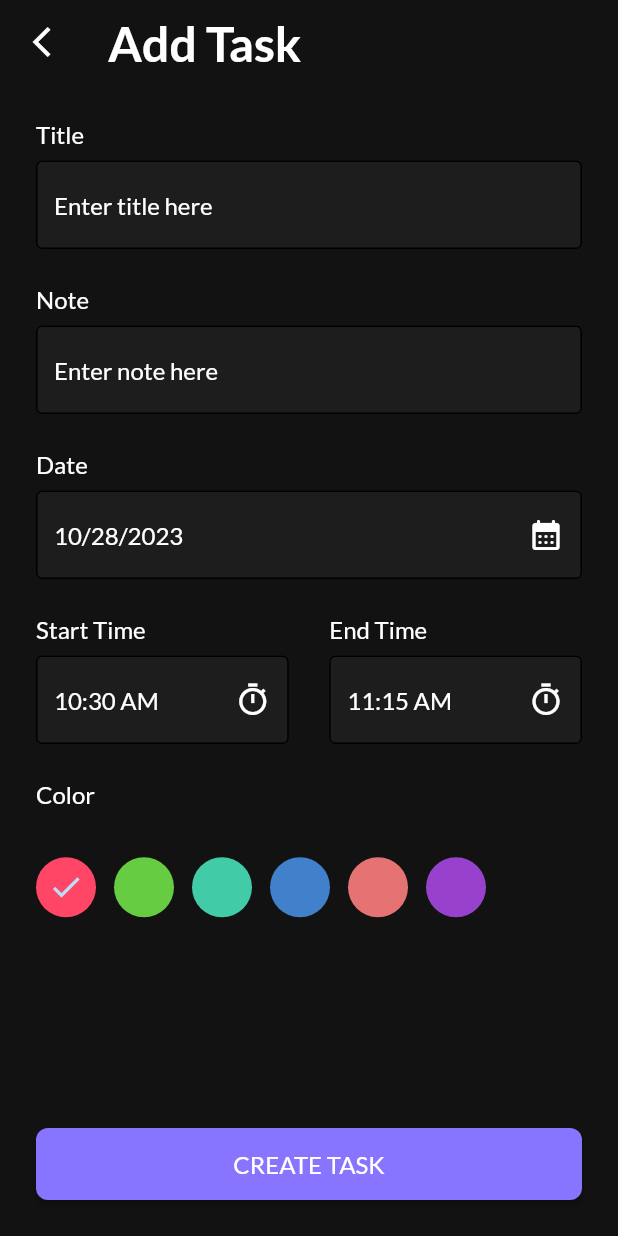
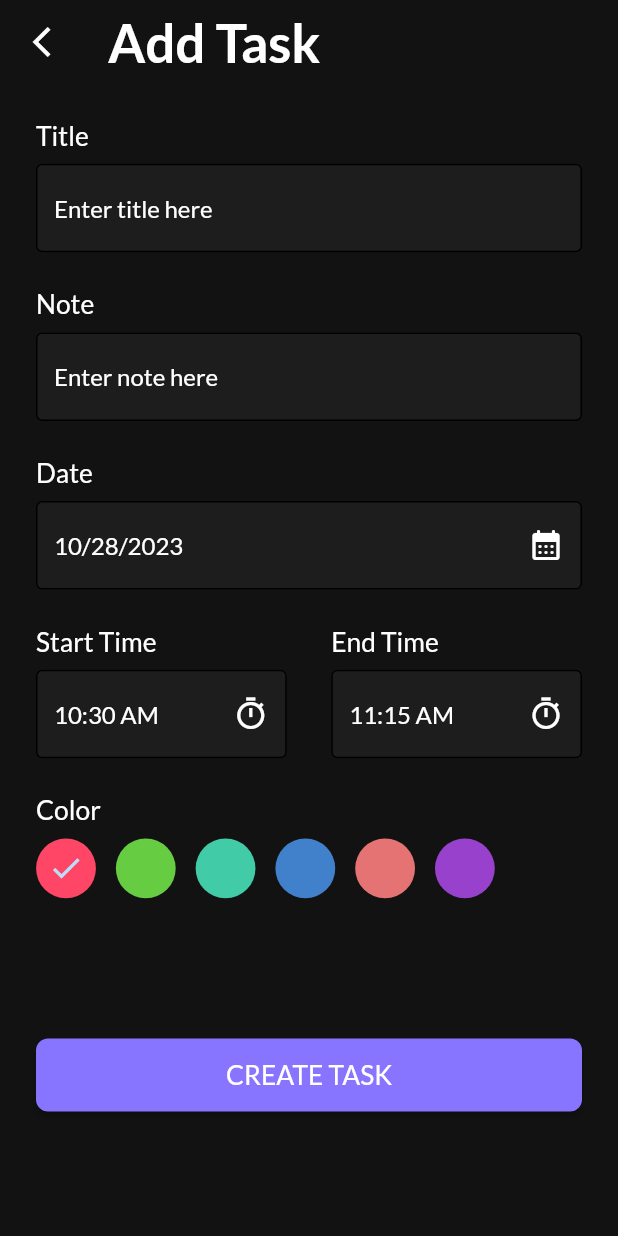
Before and after one commit to MohamedEssam-900009/to_do_app, a Flutter app: the HomeScreen screen opened directly, after a tap on the "add" icon, on a phone screen of 412 x 824 dp. Run offline on Flutter 3.47's test engine with Material 2 defaults, Android fonts, the phone set to English and light mode, and no system bars; our stand-ins replace date_picker_timeline, flutter_screenutil, get_it, google_fonts, shared_preferences, smooth_page_indicator; accounts and stored records are empty.

Commit message:
Fix Overflow and Make Design Responsive

```diff
--- a/lib/app/app.dart
+++ b/lib/app/app.dart
@@ -1,4 +1,5 @@
 import 'package:flutter/material.dart';
+import 'package:flutter_screenutil/flutter_screenutil.dart';
 import 'package:to_do_app/core/theme/theme.dart';
 import 'package:to_do_app/core/utils/app_strings.dart';
 import 'package:to_do_app/features/auth/presentation/screens/splash_screen/splash_screen.dart';
@@ -8,6 +9,9 @@ class MyApp extends StatelessWidget {
 
   @override
   Widget build(BuildContext context) {
+    return ScreenUtilInit(
+      designSize: const Size(375.0, 812.0),
+      builder: (context, child) {
         return MaterialApp(
           debugShowCheckedModeBanner: false,
           theme: getAppTheme(),
@@ -16,5 +20,7 @@ class MyApp extends StatelessWidget {
           title: AppStrings.appName,
           home: const SplashScreen(),
         );
+      },
+    );
   }
 }
--- a/lib/features/auth/presentation/screens/splash_screen/splash_screen.dart
+++ b/lib/features/auth/presentation/screens/splash_screen/splash_screen.dart
@@ -1,4 +1,5 @@
 import 'package:flutter/material.dart';
+import 'package:flutter_screenutil/flutter_screenutil.dart';
 import 'package:to_do_app/core/database/cache_helper.dart';
 import 'package:to_do_app/core/services/service_locator.dart';
 import 'package:to_do_app/core/utils/app_strings.dart';
@@ -43,13 +44,13 @@ class _SplashScreenState extends State<SplashScreen> {
           mainAxisAlignment: MainAxisAlignment.center,
           children: [
             Image.asset(AppAssets.logo),
-            const SizedBox(height: 24.0),
+             SizedBox(height: 24.0.h),
             Text(
               AppStrings.appName,
               style: Theme.of(context)
                   .textTheme
                   .displayLarge!
-                  .copyWith(fontSize: 40.0),
+                  .copyWith(fontSize: 40.0.sp),
             ),
           ],
         ),
--- a/lib/features/task/components/add_task_component.dart
+++ b/lib/features/task/components/add_task_component.dart
@@ -1,4 +1,5 @@
 import 'package:flutter/material.dart';
+import 'package:flutter_screenutil/flutter_screenutil.dart';
 
 class AddTaskComponent extends StatelessWidget {
   const AddTaskComponent({
@@ -25,14 +26,13 @@ class AddTaskComponent extends StatelessWidget {
           title,
           style: Theme.of(context).textTheme.displayMedium,
         ),
-        const SizedBox(height: 8.0),
+        SizedBox(height: 8.0.h),
         TextFormField(
           readOnly: readOnly,
           controller: controller,
           decoration: InputDecoration(
             hintText: hintText,
             suffixIcon: suffixIcon,
-
           ),
         ),
       ],
--- a/lib/features/task/presentation/screens/add_task_screen/add_task_screen.dart
+++ b/lib/features/task/presentation/screens/add_task_screen/add_task_screen.dart
@@ -1,4 +1,5 @@
 import 'package:flutter/material.dart';
+import 'package:flutter_screenutil/flutter_screenutil.dart';
 import 'package:intl/intl.dart';
 import 'package:to_do_app/core/utils/app_colors.dart';
 import 'package:to_do_app/core/utils/app_strings.dart';
@@ -40,9 +41,10 @@ class _AddTaskScreenState extends State<AddTaskScreen> {
           style: Theme.of(context).textTheme.displayLarge,
         ),
       ),
-      body: Padding(
+      body: Form(
+        child: SingleChildScrollView(
+          child: Padding(
             padding: const EdgeInsets.all(24.0),
-        child: Form(
             child: Column(
               crossAxisAlignment: CrossAxisAlignment.start,
               children: [
@@ -52,14 +54,14 @@ class _AddTaskScreenState extends State<AddTaskScreen> {
                   hintText: AppStrings.titleHint,
                   controller: titleController,
                 ),
-              const SizedBox(height: 24.0),
+                SizedBox(height: 24.0.h),
                 //! Note
                 AddTaskComponent(
                   title: AppStrings.note,
                   hintText: AppStrings.noteHint,
                   controller: noteController,
                 ),
-              const SizedBox(height: 24.0),
+                SizedBox(height: 24.0.h),
                 //! Date
                 AddTaskComponent(
                   title: AppStrings.date,
@@ -90,7 +92,7 @@ class _AddTaskScreenState extends State<AddTaskScreen> {
                     ),
                   ),
                 ),
-              const SizedBox(height: 24.0),
+                SizedBox(height: 24.0.h),
                 //! Start Time
                 Row(
                   children: [
@@ -120,7 +122,7 @@ class _AddTaskScreenState extends State<AddTaskScreen> {
                         ),
                       ),
                     ),
-                  const SizedBox(width: 27.0),
+                    SizedBox(width: 27.0.w),
                     //! End Time
                     Expanded(
                       child: AddTaskComponent(
@@ -151,8 +153,9 @@ class _AddTaskScreenState extends State<AddTaskScreen> {
                   ],
                 ),
                 //! Color
-              const SizedBox(height: 24.0),
-              Expanded(
+                SizedBox(height: 24.0.h),
+                SizedBox(
+                  height: 68.0.h,
                   child: Column(
                     crossAxisAlignment: CrossAxisAlignment.start,
                     children: [
@@ -161,13 +164,13 @@ class _AddTaskScreenState extends State<AddTaskScreen> {
                         AppStrings.color,
                         style: Theme.of(context).textTheme.displayMedium,
                       ),
-                    const SizedBox(height: 8.0),
+                      SizedBox(height: 8.0.h),
                       Expanded(
                         child: ListView.separated(
                           scrollDirection: Axis.horizontal,
                           itemCount: 6,
                           separatorBuilder: (context, index) =>
-                            const SizedBox(width: 12.0),
+                              SizedBox(width: 12.0.w),
                           itemBuilder: (context, index) {
                             Color getColor(index) {
                               switch (index) {
@@ -208,9 +211,9 @@ class _AddTaskScreenState extends State<AddTaskScreen> {
                   ),
                 ),
                 //! Add Task Button
-              const Spacer(),
+                SizedBox(height: 92.0.h),
                 SizedBox(
-                height: 48.0,
+                  height: 48.0.h,
                   width: double.infinity,
                   child: CustomButton(
                     text: AppStrings.createTask,
@@ -221,6 +224,7 @@ class _AddTaskScreenState extends State<AddTaskScreen> {
             ),
           ),
         ),
+      ),
     );
   }
 }
--- a/lib/features/task/presentation/screens/home_screen/home_screen.dart
+++ b/lib/features/task/presentation/screens/home_screen/home_screen.dart
@@ -1,5 +1,6 @@
 import 'package:date_picker_timeline/date_picker_timeline.dart';
 import 'package:flutter/material.dart';
+import 'package:flutter_screenutil/flutter_screenutil.dart';
 import 'package:intl/intl.dart';
 import 'package:to_do_app/core/commons/commons.dart';
 import 'package:to_do_app/core/utils/app_assets.dart';
@@ -18,7 +19,7 @@ class HomeScreen extends StatelessWidget {
       child: Scaffold(
         floatingActionButton: FloatingActionButton(
           onPressed: () {
-            navigateTo(context: context, screen: AddTaskScreen());
+            navigateTo(context: context, screen: const AddTaskScreen());
           },
           backgroundColor: AppColors.primary,
           child: const Icon(Icons.add),
@@ -33,17 +34,15 @@ class HomeScreen extends StatelessWidget {
                 style: Theme.of(context)
                     .textTheme
                     .displayLarge!
-                    .copyWith(fontSize: 24.0),
+                    .copyWith(fontSize: 24.0.sp),
               ),
-              const SizedBox(
-                height: 12.0,
-              ),
+              SizedBox(height: 12.0.h),
               Text(
                 AppStrings.today,
                 style: Theme.of(context)
                     .textTheme
                     .displayLarge!
-                    .copyWith(fontSize: 24.0),
+                    .copyWith(fontSize: 24.0.sp),
               ),
               Column(
                 mainAxisAlignment: MainAxisAlignment.center,
@@ -61,7 +60,7 @@ class HomeScreen extends StatelessWidget {
                   ),
                 ],
               ),
-              const SizedBox(height: 50.0),
+              SizedBox(height: 50.0.h),
               // noTasksWidget(context),
               InkWell(
                 onTap: () {
@@ -70,21 +69,21 @@ class HomeScreen extends StatelessWidget {
                     builder: (context) {
                       return Container(
                         padding: const EdgeInsets.all(24.0),
-                        height: 240,
+                        height: 240.h,
                         color: AppColors.deepGrey,
                         child: Column(
                           children: [
                             SizedBox(
-                              height: 48.0,
+                              height: 48.0.h,
                               width: double.infinity,
                               child: CustomButton(
                                 text: AppStrings.taskCompleted,
                                 onPressed: () {},
                               ),
                             ),
-                            const SizedBox(height: 24.0),
+                            SizedBox(height: 24.0.h),
                             SizedBox(
-                              height: 48.0,
+                              height: 48.0.h,
                               width: double.infinity,
                               child: CustomButton(
                                 text: AppStrings.deleteTask,
@@ -92,9 +91,9 @@ class HomeScreen extends StatelessWidget {
                                 backgroundColor: AppColors.orange,
                               ),
                             ),
-                            const SizedBox(height: 24.0),
+                            SizedBox(height: 24.0.h),
                             SizedBox(
-                              height: 48.0,
+                              height: 48.0.h,
                               width: double.infinity,
                               child: CustomButton(
                                 text: AppStrings.cancel,
@@ -125,7 +124,7 @@ class HomeScreen extends StatelessWidget {
           style: Theme.of(context)
               .textTheme
               .displayMedium!
-              .copyWith(fontSize: 24.0),
+              .copyWith(fontSize: 24.0.sp),
         ),
         Text(
           AppStrings.noTaskSubTitle,
@@ -144,7 +143,7 @@ class TaskComponent extends StatelessWidget {
   @override
   Widget build(BuildContext context) {
     return Container(
-      height: 132.0,
+      height: 132.0.h,
       padding: const EdgeInsets.all(8.0),
       margin: const EdgeInsets.only(bottom: 24),
       decoration: BoxDecoration(
@@ -164,7 +163,7 @@ class TaskComponent extends StatelessWidget {
                       .displayLarge!
                       .copyWith(fontSize: 24.0),
                 ),
-                const SizedBox(height: 8.0),
+                SizedBox(height: 8.0.h),
                 Row(
                   mainAxisAlignment: MainAxisAlignment.start,
                   children: [
@@ -172,32 +171,30 @@ class TaskComponent extends StatelessWidget {
                       Icons.timer,
                       color: AppColors.white,
                     ),
-                    const SizedBox(
-                      width: 8.0,
-                    ),
+                    SizedBox(width: 8.0.w),
                     Text(
                       '09:33 PM - 09:48 PM',
                       style: Theme.of(context).textTheme.displayMedium,
                     ),
                   ],
                 ),
-                const SizedBox(height: 8.0),
+                SizedBox(height: 8.0.h),
                 Text(
                   'Learn Dart',
                   style: Theme.of(context)
                       .textTheme
                       .displayLarge!
-                      .copyWith(fontSize: 24.0),
+                      .copyWith(fontSize: 24.0.sp),
                 ),
               ],
             ),
           ),
           Container(
-            height: 75.0,
-            width: 1.0,
+            height: 75.0.h,
+            width: 1.0.w,
             color: AppColors.white,
           ),
-          const SizedBox(width: 9.0),
+          SizedBox(width: 9.0.w),
           RotatedBox(
             quarterTurns: 3,
             child: Text(
--- a/pubspec.yaml
+++ b/pubspec.yaml
@@ -9,10 +9,11 @@ environment:
   sdk: ">=3.0.6 <4.0.0"
 
 dependencies:
+  cupertino_icons: ^1.0.2
   date_picker_timeline:
-  cupertino_icons: ^1.0.2
   flutter:
     sdk: flutter
+  flutter_screenutil:
   get_it:
   google_fonts:
   intl:
```
Also changed, not shown: lib/core/theme/theme.dart (+7 -6 lines), lib/features/auth/presentation/screens/on_boarding_screens/on_boarding_screens.dart (+8 -7 lines), pubspec.lock. Lines whose indentation alone changed are shown as unchanged.
